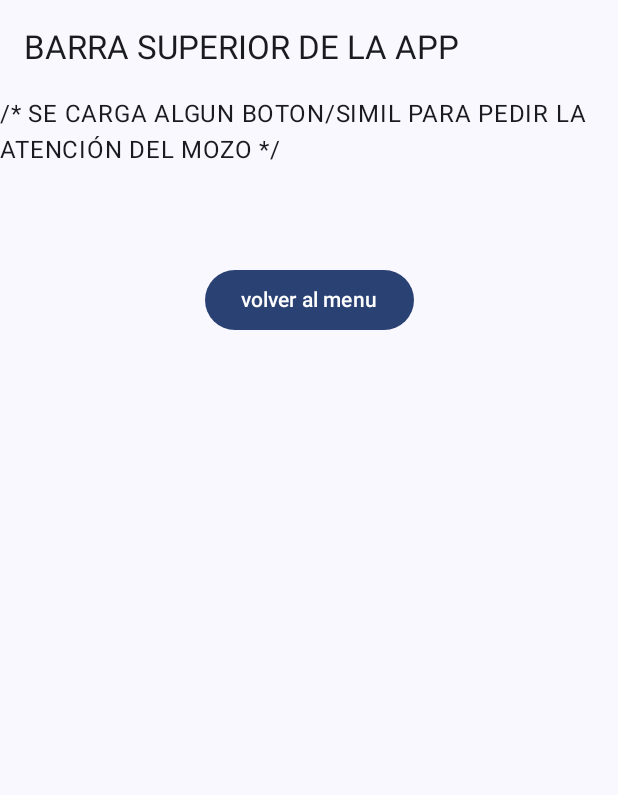
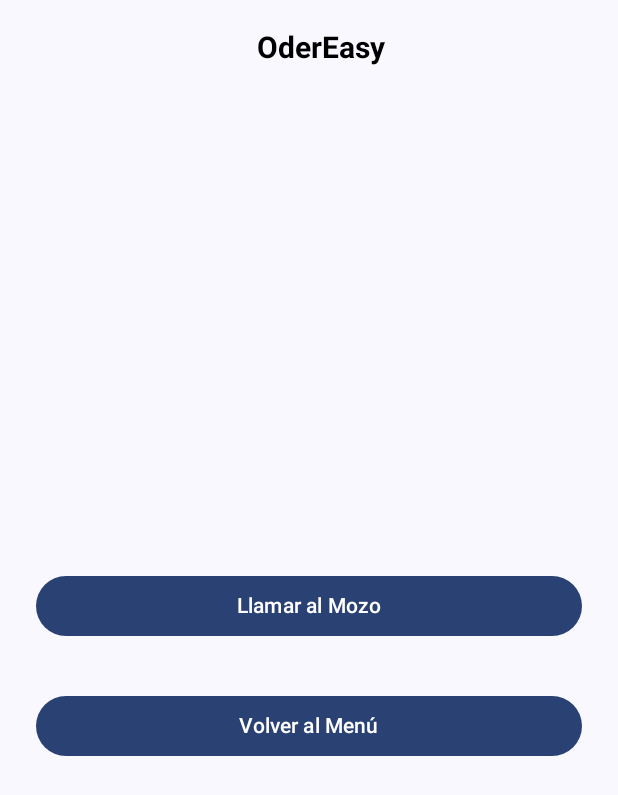
Before and after one commit to UTN-FRBA-Mobile/OrderEasy, an Android app built with Jetpack Compose: the composable CallMozo shown on its own in the app's theme, on a phone screen of 412 x 824 dp. Shown: the top 795 px of the screen. Run offline under Robolectric (Android 15) with nearby library versions, the phone set to English and light mode, and no system bars; network calls fail; 1 statement that could not run was skipped.

Commit message:
screen call mozo

```diff
--- a/app/build.gradle.kts
+++ b/app/build.gradle.kts
@@ -70,6 +70,7 @@ dependencies {
     implementation("androidx.compose.ui:ui-tooling-preview")
     implementation("androidx.compose.material3:material3")
     implementation("androidx.navigation:navigation-runtime-ktx:2.7.4")
+    implementation("androidx.datastore:datastore-preferences-core:1.0.0")
     testImplementation("junit:junit:4.13.2")
     androidTestImplementation("androidx.test.ext:junit:1.1.5")
     androidTestImplementation("androidx.test.espresso:espresso-core:3.5.1")
--- a/app/src/main/java/ar/edu/utn/frba/mobile/tpdesarrolloappsdispmov/screens/CallMozo.kt
+++ b/app/src/main/java/ar/edu/utn/frba/mobile/tpdesarrolloappsdispmov/screens/CallMozo.kt
@@ -1,35 +1,56 @@
 package ar.edu.utn.frba.mobile.tpdesarrolloappsdispmov.screens
 
+import androidx.compose.foundation.layout.Arrangement
 import androidx.compose.foundation.layout.Column
+import androidx.compose.foundation.layout.Spacer
 import androidx.compose.foundation.layout.fillMaxSize
 import androidx.compose.foundation.layout.fillMaxWidth
+import androidx.compose.foundation.layout.height
 import androidx.compose.foundation.layout.padding
-import androidx.compose.foundation.layout.wrapContentSize
 import androidx.compose.material3.Button
 import androidx.compose.material3.Scaffold
 import androidx.compose.material3.Text
-import androidx.compose.material3.TopAppBar
 import androidx.compose.runtime.Composable
+import androidx.compose.ui.Alignment
 import androidx.compose.ui.Modifier
+import androidx.compose.ui.unit.dp
 import androidx.navigation.NavController
 @Composable
 fun CallMozo(navCont: NavController) {
     Scaffold (
         topBar = {
-            TopAppBar(title = { Text(text = "BARRA SUPERIOR DE LA APP")})
+            OderEasyTopAppBar()
         },
         content = { innerPadding ->
-            Column (modifier = Modifier.fillMaxSize()){
-                Text(
-                    modifier = Modifier.fillMaxWidth().padding(innerPadding).wrapContentSize(),
-                    text = "/* SE CARGA ALGUN BOTON/SIMIL PARA PEDIR LA ATENCIÓN DEL MOZO */"
-                )
+            Column(
+                modifier = Modifier
+                    .fillMaxSize()
+                    .padding(innerPadding)
+                    .padding(16.dp),
+                verticalArrangement = Arrangement.Center,
+                horizontalAlignment = Alignment.CenterHorizontally
+            ) {
+
                 Button(
-                    onClick = {navCont.navigate(route="mainmenu")},
-                    modifier = Modifier.fillMaxWidth().padding(innerPadding).wrapContentSize()
+                    onClick = { /* TODO: Lógica para llamar al mozo */ },
+                    modifier = Modifier
+                        .fillMaxWidth()
+                        .padding(8.dp),
                 ) {
-                    Text(text = "volver al menu")
+                    Text(text = "Llamar al Mozo")
                 }
+
+                Spacer(modifier = Modifier.height(16.dp))
+
+                Button(
+                    onClick = { navCont.navigate(route = "mainmenu") },
+                    modifier = Modifier
+                        .fillMaxWidth()
+                        .padding(8.dp),
+                ) {
+                    Text(text = "Volver al Menú")
+                }
+
             }
         }
     )
```
Also changed, not shown: app/src/main/java/ar/edu/utn/frba/mobile/tpdesarrolloappsdispmov/stateData/Login.kt (deleted, +0 -116 lines).
